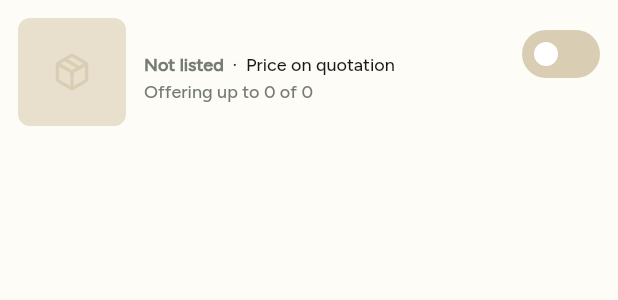
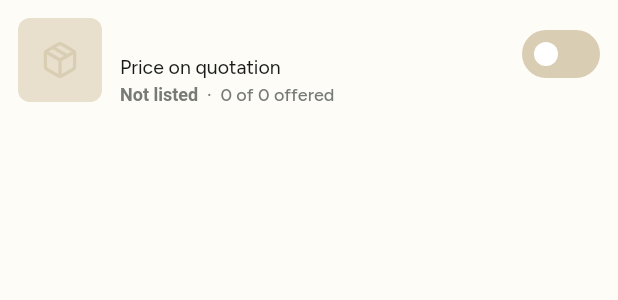
Before and after one commit to Chabwela/Evenda, a Flutter app: the _ListingCard widget shown alone on an empty page, opened directly with empty values, on a phone screen of 412 x 824 dp. Shown: the top 300 px of the screen. Run offline on Flutter 3.47's test engine with Material 3 defaults, Android fonts, the phone set to English and light mode, and no system bars; our stand-ins replace cached_network_image, connectivity_plus, file_picker, firebase_core, firebase_messaging, flutter_map and 11 more; missing offline and left inert: app_badge_plus; accounts and stored records are empty; network calls fail; project files that could hold a hidden picture were left out.

Commit message:
UI audit follow-ups
- Booking detail: name gets the full width; call/WhatsApp on the status line
- New event: date on its own row, start and end times side by side (no clipping)
- My stock: overbooking notice as a quiet edged line; item names on 2 lines
- On the marketplace: smaller photo, price on its own line, '320 offered'
- Evenda Now offers: price per item leads, total shown with its quantity

Co-Authored-By: Claude Opus 5.5 <noreply@anthropic.com>

```diff
--- a/lib/features/business/listings_screen.dart
+++ b/lib/features/business/listings_screen.dart
@@ -237,25 +237,21 @@ class _ListingCard extends ConsumerWidget {
       child: Padding(
         padding: const EdgeInsets.fromLTRB(EvSpace.x3, EvSpace.x3, EvSpace.x2, EvSpace.x3),
         child: Row(crossAxisAlignment: CrossAxisAlignment.start, children: [
-          EvPhoto(l.coverPhoto, width: 72, height: 72, radius: EvRadius.sm, icon: categoryIcon(l.categoryId)),
+          EvPhoto(l.coverPhoto, width: 56, height: 56, radius: EvRadius.sm, icon: categoryIcon(l.categoryId)),
           const SizedBox(width: 12),
           Expanded(
             child: Column(crossAxisAlignment: CrossAxisAlignment.start, children: [
               Text(l.title, style: EvType.bodyStrong, maxLines: 2, overflow: TextOverflow.ellipsis),
               const SizedBox(height: 2),
-              Text.rich(TextSpan(children: [
-                TextSpan(text: statusText, style: EvType.caption.copyWith(color: statusColor, fontWeight: FontWeight.w700)),
-                TextSpan(text: '  ·  ${priceLabel(l)}', style: EvType.caption.copyWith(color: EvColors.ink)),
+              // Price on its own line; status and what's offered share the next one.
+              Text(priceLabel(l), style: EvType.small.copyWith(color: EvColors.ink)),
+              const SizedBox(height: 2),
+              Text.rich(TextSpan(style: EvType.caption, children: [
+                TextSpan(text: statusText, style: TextStyle(color: statusColor, fontWeight: FontWeight.w700)),
+                TextSpan(
+                  text: '  ·  ${l.isService ? '${l.totalQuantity} job${l.totalQuantity == 1 ? '' : 's'} a day' : l.tracksStock ? (l.listedQuantity == null ? '${l.usable} offered' : '${l.offeredQuantity} of ${l.totalQuantity} offered') : categoryById(l.categoryId).name}',
+                ),
               ])),
-              const SizedBox(height: 2),
-              Text(
-                l.isService
-                    ? '${l.totalQuantity} job${l.totalQuantity == 1 ? '' : 's'} per day'
-                    : l.tracksStock
-                        ? (l.listedQuantity == null ? 'Offering all ${l.usable} in service' : 'Offering up to ${l.offeredQuantity} of ${l.totalQuantity}')
-                        : categoryById(l.categoryId).name,
-                style: EvType.caption,
-              ),
               if (note != null) ...[
                 const SizedBox(height: 4),
                 Text(note, style: EvType.caption.copyWith(color: l.moderation != ModerationStatus.ok ? EvColors.danger : EvColors.warning, fontWeight: FontWeight.w600)),
```
Also changed, not shown: lib/features/bookings/booking_detail.dart (+12 -8 lines), lib/features/business/inventory_screen.dart (+7 -7 lines), lib/features/now/now_live.dart (+5 -3 lines), lib/features/work/event_editor.dart (+18 -6 lines).
